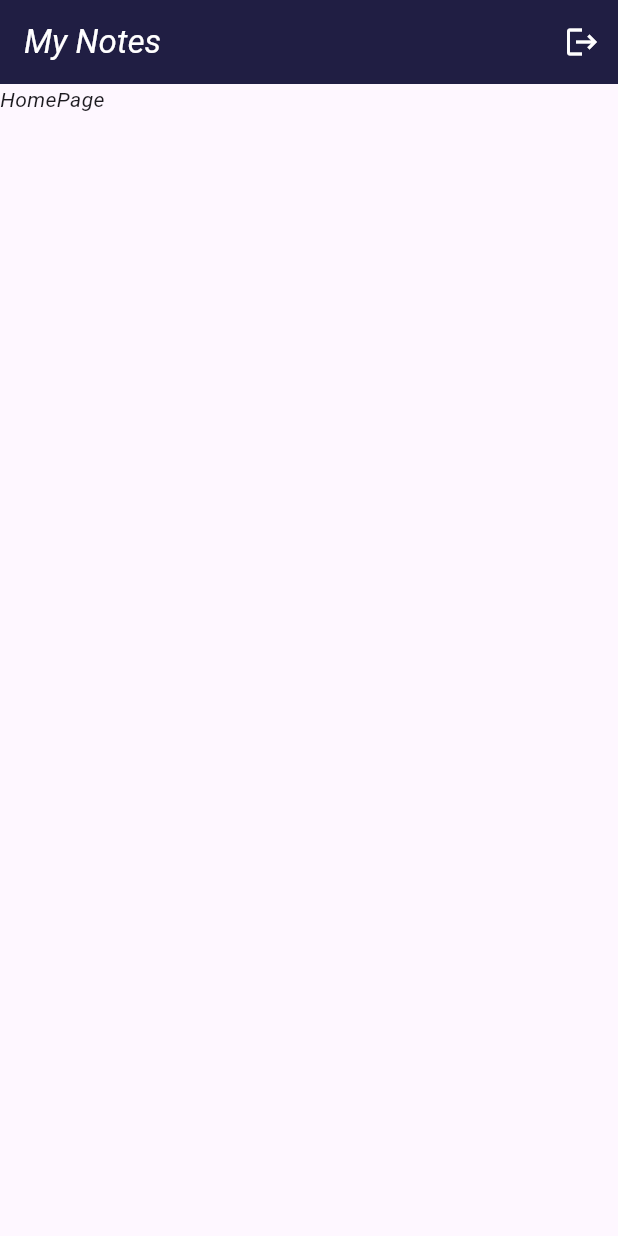
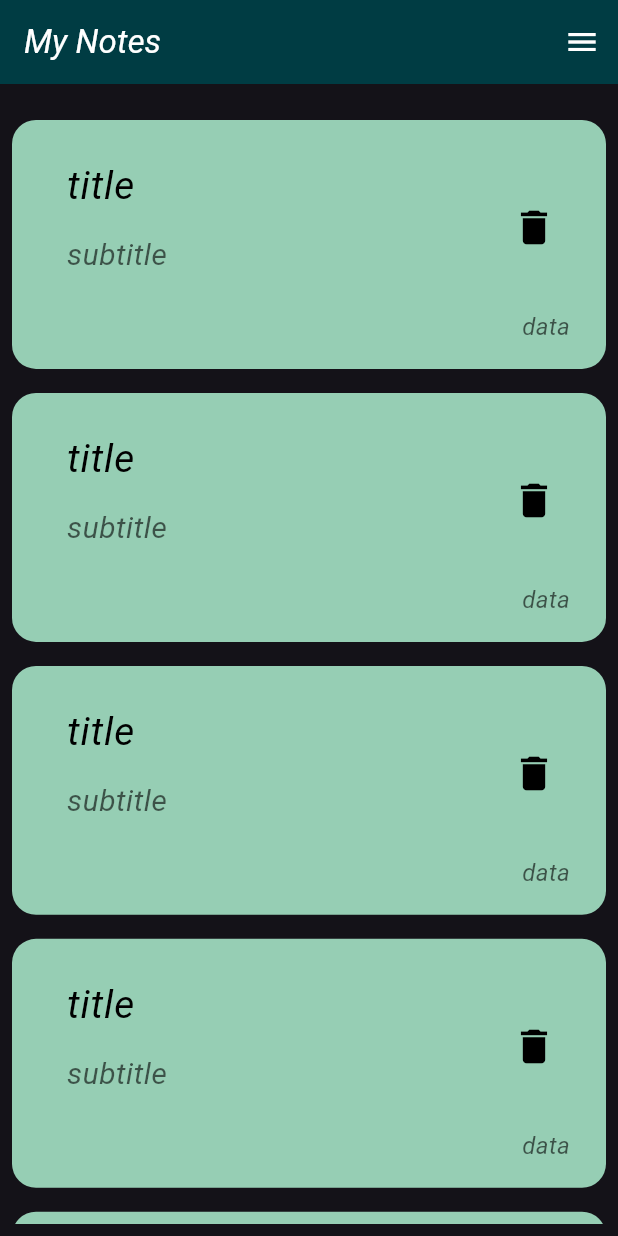
Before and after one commit to Abdullah-T3/My_notes, a Flutter app: the screen it shows after launch, after a tap on "Login", on a phone screen of 412 x 824 dp. Run offline on Flutter 3.47's test engine with Material 3 defaults, Android fonts, the phone set to English and light mode, and no system bars; our stand-ins replace firebase_auth, firebase_core; accounts and stored records are empty; network calls fail.

Commit message:
handel something

```diff
--- a/lib/componentes/Button.dart
+++ b/lib/componentes/Button.dart
@@ -1,4 +1,4 @@
-import 'package:flutter/cupertino.dart';
+
 import 'package:flutter/material.dart';
 
 class CustButton extends StatelessWidget {
--- a/lib/componentes/Custom_TextButton.dart
+++ b/lib/componentes/Custom_TextButton.dart
@@ -1,4 +1,4 @@
-import 'package:flutter/cupertino.dart';
+
 import 'package:flutter/material.dart';
 
 class CustomTextbutton extends StatelessWidget  {
--- /dev/null
+++ b/lib/componentes/ListNotes.dart
@@ -0,0 +1,22 @@
+import 'package:flutter/material.dart';
+import 'package:my_nots/componentes/NotesCard.dart';
+
+class NotsListView extends StatelessWidget {
+  const NotsListView({super.key});
+
+  @override
+  Widget build(BuildContext context) {
+    return Padding(
+        padding: const EdgeInsets.only(top: 8.0),
+        child: ListView.builder(
+          padding: EdgeInsets.all(0),
+          itemBuilder: (context, index) {
+            return Padding(
+              padding: EdgeInsets.symmetric(vertical: 8.0),
+              child: const Customcard(),
+            );
+          },
+        )
+    );
+  }
+}
--- /dev/null
+++ b/lib/componentes/NotesCard.dart
@@ -0,0 +1,36 @@
+import 'package:flutter/material.dart';
+import 'package:my_nots/Responsive/UiComponanets/InfoWidget.dart';
+import '../Responsive/models/DeviceInfo.dart';
+import 'ShowNotesData.dart';
+
+class Customcard extends StatelessWidget {
+  const Customcard({super.key});
+  @override
+  Widget build(BuildContext context) {
+    return Infowidget(builder: (BuildContext context, Deviceinfo deviceinfo) {
+      return Container(
+        padding: EdgeInsets.only(top: deviceinfo.screenHeight * 0.02, bottom: deviceinfo.screenHeight * 0.02, left: deviceinfo.screenWidth* 0.05),
+        decoration: BoxDecoration(
+          color: Color(0xff96CEB4),
+          borderRadius: BorderRadius.circular(16),
+        ),
+        child: InkWell(
+          highlightColor: Colors.black.withOpacity(0.2),
+          onTap: () {},
+          child: Column(
+            crossAxisAlignment: CrossAxisAlignment.end,
+            children: [
+              shownotesdata(),
+              Padding(
+                padding: const EdgeInsets.only(right: 24),
+                child: Text("data",
+                    style: TextStyle(
+                        fontSize: 16, color: Colors.black.withOpacity(0.6))),
+              ),
+            ],
+          ),
+        ),
+      );
+    });
+  }
+}
--- /dev/null
+++ b/lib/componentes/ShowNotesData.dart
@@ -0,0 +1,18 @@
+import 'package:flutter/material.dart';
+
+import 'deleteButton.dart';
+
+ListTile shownotesdata() {
+  return ListTile(
+    title: Text(
+      "title",
+      style: TextStyle(fontSize: 26, color: Colors.black),
+    ),
+    subtitle: Padding(
+      padding: const EdgeInsets.only(top: 12, bottom: 14),
+      child: Text("subtitle",
+          style: TextStyle(fontSize: 20, color: Colors.black.withOpacity(0.6))),
+    ),
+    trailing: deletebutton(),
+  );
+}
--- a/lib/componentes/TextField.dart
+++ b/lib/componentes/TextField.dart
@@ -1,4 +1,4 @@
-import 'package:flutter/cupertino.dart';
+
 import 'package:flutter/material.dart';
 
 class Cust_Textfield extends StatelessWidget {
--- /dev/null
+++ b/lib/componentes/deleteButton.dart
@@ -0,0 +1,13 @@
+import 'package:flutter/material.dart';
+
+IconButton deletebutton() {
+  return IconButton(
+    onPressed: () {},
+    highlightColor: Colors.black.withOpacity(0.2),
+    icon: Icon(
+      Icons.delete,
+      color: Colors.black,
+      size: 30,
+    ),
+  );
+}
--- a/lib/main.dart
+++ b/lib/main.dart
@@ -36,7 +36,7 @@ class _MyAppState extends State<MyApp> {
   Widget build(BuildContext context) {
     return MaterialApp(
       theme: ThemeData(
-        brightness: Brightness.light,
+        brightness: Brightness.dark,
         fontFamily: 'Roboto',
 
       ),
@@ -49,6 +49,6 @@ class _MyAppState extends State<MyApp> {
         "Forget Password?": (context) => ForgetpasswordView(),
       },
     );
-    throw UnimplementedError();
+
   }
 }
--- a/lib/views/ForgetPassword_view.dart
+++ b/lib/views/ForgetPassword_view.dart
@@ -1,4 +1,4 @@
-import 'package:flutter/cupertino.dart';
+
 import 'package:flutter/material.dart';
 import 'package:my_nots/componentes/TopPage.dart';
 import '../Responsive/UiComponanets/InfoWidget.dart';
--- a/lib/views/HomePage_View.dart
+++ b/lib/views/HomePage_View.dart
@@ -1,31 +1,50 @@
 import 'package:firebase_auth/firebase_auth.dart';
 import 'package:flutter/material.dart';
+import 'package:my_nots/Responsive/UiComponanets/InfoWidget.dart';
+
+import '../Responsive/models/DeviceInfo.dart';
+import '../componentes/ListNotes.dart';
+
 class Homepage extends StatelessWidget {
   @override
   Widget build(BuildContext context) {
-    return
-      Scaffold(
+    return Infowidget(
+      builder: (BuildContext context, Deviceinfo deviceinfo) {
+        return Scaffold(
           appBar: AppBar(
-          title: Text("My Notes",style: TextStyle(color: Colors.white),),
-         backgroundColor: Color(0xff201E43),
-          actions: [
-            IconButton(
-              onPressed: ()async {
+            iconTheme: IconThemeData(color: Colors.white),
+            title: Text(
+              "My Notes",
+              style: TextStyle(color: Colors.white),
+            ),
+            backgroundColor: Color(0xff003C43),
+            actions: [],
+          ),
+          body: Container(
+            child: Padding(
+              padding: const EdgeInsets.all(8.0),
+              child: NotsListView(),
+            ),
+          ),
+          drawerScrimColor: Colors.black.withOpacity(0.5),
+          endDrawer: Drawer(
+            child: ListView(
+              children: [
+                ListTile(
+                  title: Text("Logout"),
+                  trailing: IconButton(
+                      onPressed: () async {
                         await FirebaseAuth.instance.signOut();
                         Navigator.pushNamedAndRemoveUntil(
-                    context, "Login In", (route) => false
-                );
+                            context, "Login In", (route) => false);
                       },
-              icon: Icon(Icons.logout,color: Colors.white,),
+                      icon: Icon(Icons.logout)),
                 ),
               ],
             ),
-        body: Container(
-          child: Text(
-            "HomePage",
           ),
-        ),
-      )
-    ;
+        );
+      },
+    );
   }
 }
--- a/pubspec.yaml
+++ b/pubspec.yaml
@@ -44,6 +44,7 @@ dependencies:
   firebase_core: ^2.24.2
   cloud_firestore: ^4.14.0
   google_sign_in: ^6.2.1
+  awesome_dialog: ^3.2.1
 
 
 
```
Also changed, not shown: lib/views/SignInPage_View.dart (+20 -18 lines), pubspec.lock. Lines whose indentation alone changed are shown as unchanged.
